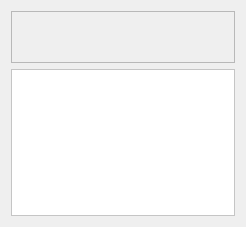
KDE/krita, file krita/plugins/viewplugins/painterlymixer/kis_painterlymixer.ui: the form before one commit.
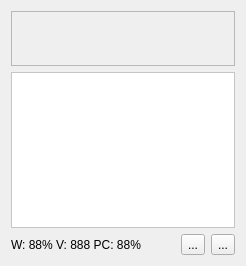
The form after the commit. Custom widgets are drawn as their Qt base class.

Commit message: Make the MixerTool a member of the whole KisPainterlyMixer widget instead of only the MixerCanvas. This way, I can change the properties of the tool directly from the spots and the (future) option dialog, and read them easily to write in the information status bar, under the canvas.

The edit to the form file:
```diff
--- a/krita/plugins/viewplugins/painterlymixer/kis_painterlymixer.ui
+++ b/krita/plugins/viewplugins/painterlymixer/kis_painterlymixer.ui
@@ -6,7 +6,7 @@
     <x>0</x>
     <y>0</y>
     <width>246</width>
-    <height>227</height>
+    <height>266</height>
    </rect>
   </property>
   <property name="windowTitle" >
@@ -18,13 +18,13 @@
      <property name="sizePolicy" >
       <sizepolicy vsizetype="Maximum" hsizetype="Preferred" >
        <horstretch>0</horstretch>
-       <verstretch>0</verstretch>
+       <verstretch>1</verstretch>
       </sizepolicy>
      </property>
      <property name="maximumSize" >
       <size>
        <width>16777215</width>
-       <height>52</height>
+       <height>55</height>
       </size>
      </property>
      <property name="frameShape" >
@@ -35,8 +35,14 @@
      </property>
     </widget>
    </item>
-   <item rowspan="2" row="1" column="0" colspan="3" >
+   <item row="1" column="0" colspan="3" >
     <widget class="MixerCanvas" name="m_canvas" >
+     <property name="sizePolicy" >
+      <sizepolicy vsizetype="Preferred" hsizetype="Preferred" >
+       <horstretch>0</horstretch>
+       <verstretch>1</verstretch>
+      </sizepolicy>
+     </property>
      <property name="palette" >
       <palette>
        <active>
@@ -301,6 +307,33 @@
      </property>
     </widget>
    </item>
+   <item row="2" column="0" >
+    <widget class="QLabel" name="m_information" >
+     <property name="sizePolicy" >
+      <sizepolicy vsizetype="Minimum" hsizetype="Preferred" >
+       <horstretch>0</horstretch>
+       <verstretch>0</verstretch>
+      </sizepolicy>
+     </property>
+     <property name="text" >
+      <string>W: 88% V: 888 PC: 88%</string>
+     </property>
+    </widget>
+   </item>
+   <item row="2" column="2" >
+    <widget class="QToolButton" name="m_bOptions" >
+     <property name="text" >
+      <string>...</string>
+     </property>
+    </widget>
+   </item>
+   <item row="2" column="1" >
+    <widget class="QToolButton" name="m_bErase" >
+     <property name="text" >
+      <string>...</string>
+     </property>
+    </widget>
+   </item>
   </layout>
  </widget>
  <customwidgets>
```
The commit also changes 5 other files.
